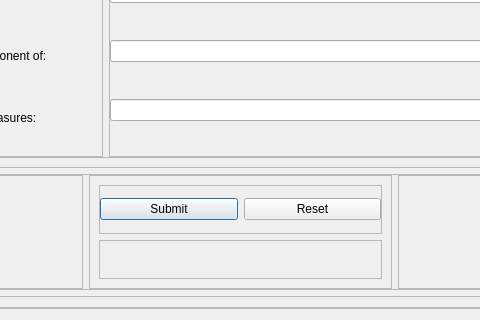
Above: add_item.ui from laurenesco/ToolBuddy-Inventory-Management-System before the change; both pictures show x 128 to 608 and y 210 to 530 of the 737 by 530 pixel window. Below: the same form after it.
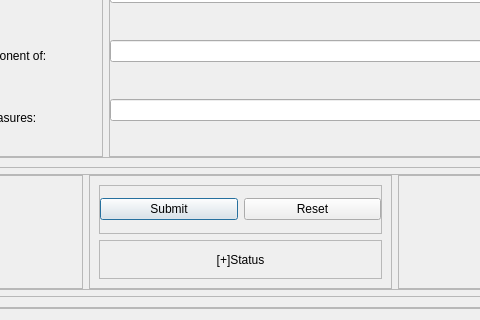
That is the form after the change.

The edit to the form file:
```diff
--- a/add_item.ui
+++ b/add_item.ui
@@ -278,6 +278,18 @@
               <property name="frameShadow">
                <enum>QFrame::Raised</enum>
               </property>
+              <layout class="QVBoxLayout" name="verticalLayout_5">
+               <item>
+                <widget class="QLabel" name="statusLabel">
+                 <property name="text">
+                  <string>[+]Status</string>
+                 </property>
+                 <property name="alignment">
+                  <set>Qt::AlignCenter</set>
+                 </property>
+                </widget>
+               </item>
+              </layout>
              </widget>
             </item>
            </layout>
```
Left out of the diff: 6 changed lines with no effect on the pictures.
